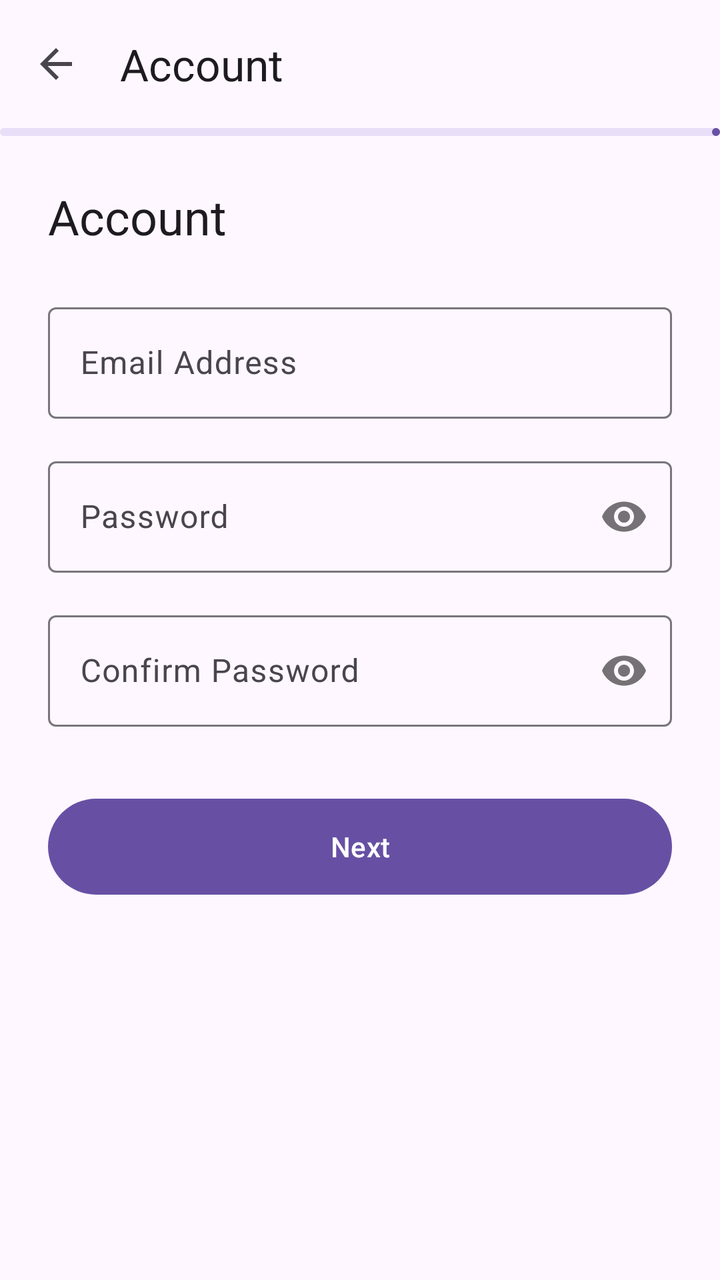
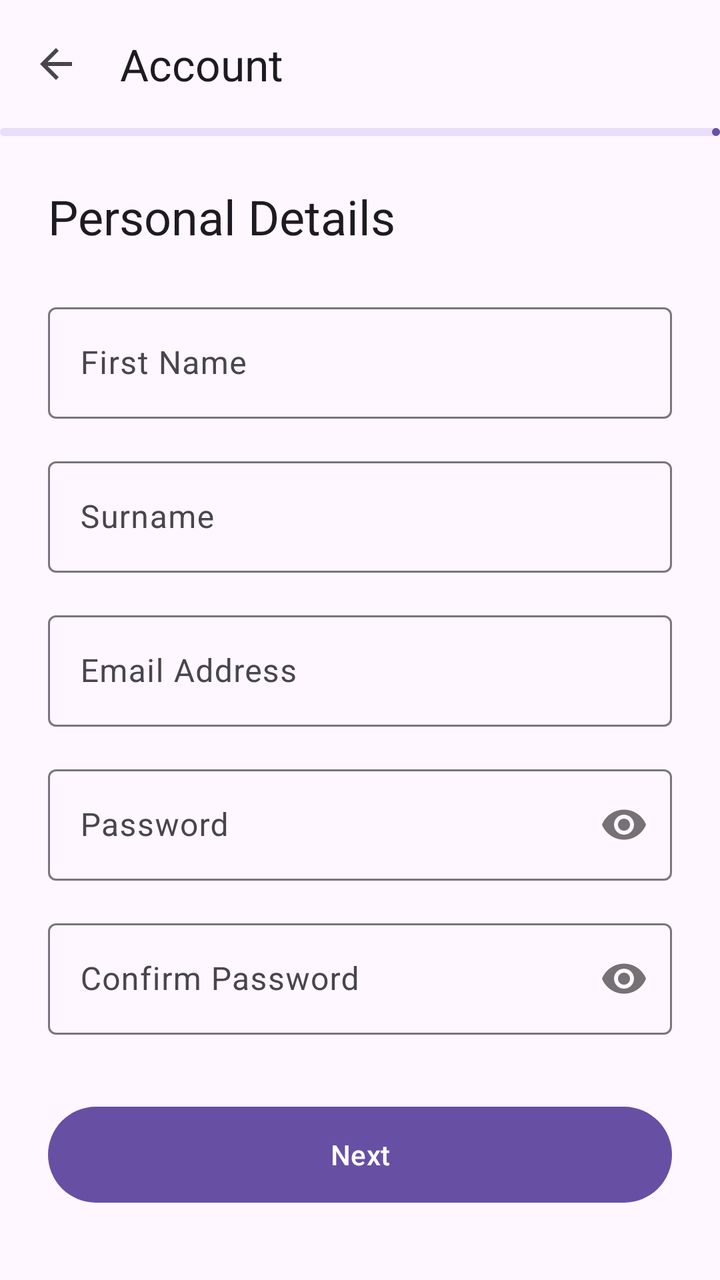

Before-and-after screenshots of an Android layout around one commit, followed by the original layout XML and the change that was made.
<!-- AndroidManifest.xml: application theme Theme.CampusSync -->
<!-- res/layout/activity_register.xml -->
<?xml version="1.0" encoding="utf-8"?>
<androidx.constraintlayout.widget.ConstraintLayout xmlns:android="http://schemas.android.com/apk/res/android"
    xmlns:app="http://schemas.android.com/apk/res-auto"
    xmlns:tools="http://schemas.android.com/tools"
    android:layout_width="match_parent"
    android:layout_height="match_parent"
    tools:context=".activities.RegisterActivity">

    <com.google.android.material.appbar.MaterialToolbar
        android:id="@+id/toolbar"
        android:layout_width="match_parent"
        android:layout_height="?attr/actionBarSize"
        app:layout_constraintTop_toTopOf="parent"
        app:navigationIcon="@drawable/abc_ic_ab_back_material"
        app:title="@string/step_account" />

    <com.google.android.material.progressindicator.LinearProgressIndicator
        android:id="@+id/registrationProgress"
        android:layout_width="match_parent"
        android:layout_height="wrap_content"
        android:max="3"
        android:progress="1"
        app:layout_constraintTop_toBottomOf="@id/toolbar" />

    <ViewFlipper
        android:id="@+id/viewFlipper"
        android:layout_width="match_parent"
        android:layout_height="0dp"
        app:layout_constraintBottom_toBottomOf="parent"
        app:layout_constraintTop_toBottomOf="@id/registrationProgress">

        
        <ScrollView
            android:layout_width="match_parent"
            android:layout_height="match_parent">
            <LinearLayout
                android:layout_width="match_parent"
                android:layout_height="wrap_content"
                android:orientation="vertical"
                android:padding="24dp">

                <TextView
                    android:layout_width="wrap_content"
                    android:layout_height="wrap_content"
                    android:text="@string/step_account"
                    android:textAppearance="@style/TextAppearance.Material3.HeadlineSmall"
                    android:layout_marginBottom="24dp"/>

                <com.google.android.material.textfield.TextInputLayout
                    android:id="@+id/tilEmail"
                    style="@style/Widget.Material3.TextInputLayout.OutlinedBox"
                    android:layout_width="match_parent"
                    android:layout_height="wrap_content"
                    android:hint="@string/hint_email"
                    android:layout_marginBottom="16dp">
                    <com.google.android.material.textfield.TextInputEditText
                        android:id="@+id/etEmail"
                        android:layout_width="match_parent"
                        android:layout_height="wrap_content"
                        android:inputType="textEmailAddress" />
                </com.google.android.material.textfield.TextInputLayout>

                <com.google.android.material.textfield.TextInputLayout
                    android:id="@+id/tilPassword"
                    style="@style/Widget.Material3.TextInputLayout.OutlinedBox"
                    android:layout_width="match_parent"
                    android:layout_height="wrap_content"
                    android:hint="@string/hint_password"
                    app:passwordToggleEnabled="true"
                    android:layout_marginBottom="16dp">
                    <com.google.android.material.textfield.TextInputEditText
                        android:id="@+id/etPassword"
                        android:layout_width="match_parent"
                        android:layout_height="wrap_content"
                        android:inputType="textPassword" />
                </com.google.android.material.textfield.TextInputLayout>

                <com.google.android.material.textfield.TextInputLayout
                    android:id="@+id/tilConfirmPassword"
                    style="@style/Widget.Material3.TextInputLayout.OutlinedBox"
                    android:layout_width="match_parent"
                    android:layout_height="wrap_content"
                    android:hint="@string/hint_confirm_password"
                    app:passwordToggleEnabled="true"
                    android:layout_marginBottom="32dp">
                    <com.google.android.material.textfield.TextInputEditText
                        android:id="@+id/etConfirmPassword"
                        android:layout_width="match_parent"
                        android:layout_height="wrap_content"
                        android:inputType="textPassword" />
                </com.google.android.material.textfield.TextInputLayout>

                <com.google.android.material.button.MaterialButton
                    android:id="@+id/btnNextStep1"
                    android:layout_width="match_parent"
                    android:layout_height="56dp"
                    android:text="Next" />
            </LinearLayout>
        </ScrollView>

        
        <ScrollView
            android:layout_width="match_parent"
            android:layout_height="match_parent">
            <LinearLayout
                android:layout_width="match_parent"
                android:layout_height="wrap_content"
                android:orientation="vertical"
                android:padding="24dp">

                <TextView
                    android:layout_width="wrap_content"
                    android:layout_height="wrap_content"
                    android:text="@string/step_institution"
                    android:textAppearance="@style/TextAppearance.Material3.HeadlineSmall"
                    android:layout_marginBottom="16dp"/>

                <com.google.android.material.materialswitch.MaterialSwitch
                    android:id="@+id/switchRosebank"
                    android:layout_width="match_parent"
                    android:layout_height="wrap_content"
                    android:checked="true"
                    android:text="@string/is_rosebank_student"
                    android:layout_marginBottom="8dp"/>

                <TextView
                    android:id="@+id/tvOptimizationNote"
                    android:layout_width="match_parent"
                    android:layout_height="wrap_content"
                    android:text="@string/optimization_note"
                    android:textAppearance="@style/TextAppearance.Material3.BodySmall"
                    android:layout_marginBottom="16dp"
                    android:visibility="gone"/>

                <LinearLayout
                    android:id="@+id/layoutInstitutionFields"
                    android:layout_width="match_parent"
                    android:layout_height="wrap_content"
                    android:orientation="vertical">

                    <com.google.android.material.textfield.TextInputLayout
                        style="@style/Widget.Material3.TextInputLayout.OutlinedBox.ExposedDropdownMenu"
                        android:layout_width="match_parent"
                        android:layout_height="wrap_content"
                        android:hint="@string/hint_campus"
                        android:layout_marginBottom="16dp">
                        <AutoCompleteTextView
                            android:id="@+id/actvCampus"
                            android:layout_width="match_parent"
                            android:layout_height="wrap_content"
                            android:inputType="none" />
                    </com.google.android.material.textfield.TextInputLayout>

                    <com.google.android.material.textfield.TextInputLayout
                        style="@style/Widget.Material3.TextInputLayout.OutlinedBox.ExposedDropdownMenu"
                        android:layout_width="match_parent"
                        android:layout_height="wrap_content"
                        android:hint="@string/hint_course"
                        android:layout_marginBottom="16dp">
                        <AutoCompleteTextView
                            android:id="@+id/actvCourse"
                            android:layout_width="match_parent"
                            android:layout_height="wrap_content"
                            android:inputType="none" />
                    </com.google.android.material.textfield.TextInputLayout>

                    <com.google.android.material.textfield.TextInputLayout
                        style="@style/Widget.Material3.TextInputLayout.OutlinedBox.ExposedDropdownMenu"
                        android:layout_width="match_parent"
                        android:layout_height="wrap_content"
                        android:hint="@string/hint_year"
                        android:layout_marginBottom="16dp">
                        <AutoCompleteTextView
                            android:id="@+id/actvYear"
                            android:layout_width="match_parent"
                            android:layout_height="wrap_content"
                            android:inputType="none" />
                    </com.google.android.material.textfield.TextInputLayout>

                    <com.google.android.material.textfield.TextInputLayout
                        style="@style/Widget.Material3.TextInputLayout.OutlinedBox.ExposedDropdownMenu"
                        android:layout_width="match_parent"
                        android:layout_height="wrap_content"
                        android:hint="@string/hint_semester"
                        android:layout_marginBottom="24dp">
                        <AutoCompleteTextView
                            android:id="@+id/actvSemester"
                            android:layout_width="match_parent"
                            android:layout_height="wrap_content"
                            android:inputType="none" />
                    </com.google.android.material.textfield.TextInputLayout>

                </LinearLayout>

                <TextView
                    android:id="@+id/tvManualNote"
                    android:layout_width="match_parent"
                    android:layout_height="wrap_content"
                    android:text="@string/manual_modules_note"
                    android:textAppearance="@style/TextAppearance.Material3.BodyMedium"
                    android:layout_marginBottom="24dp"
                    android:visibility="gone"/>

                <com.google.android.material.button.MaterialButton
                    android:id="@+id/btnNextStep2"
                    android:layout_width="match_parent"
                    android:layout_height="56dp"
                    android:text="Next" />
            </LinearLayout>
        </ScrollView>

        
        <androidx.core.widget.NestedScrollView
            android:layout_width="match_parent"
            android:layout_height="match_parent">
            <LinearLayout
                android:layout_width="match_parent"
                android:layout_height="wrap_content"
                android:orientation="vertical"
                android:padding="24dp">

                <TextView
                    android:layout_width="wrap_content"
                    android:layout_height="wrap_content"
                    android:text="@string/review_header"
                    android:textAppearance="@style/TextAppearance.Material3.HeadlineSmall"
                    android:layout_marginBottom="16dp"/>

                <com.google.android.material.card.MaterialCardView
                    style="@style/Widget.Material3.CardView.Elevated"
                    android:layout_width="match_parent"
                    android:layout_height="wrap_content"
                    android:layout_marginBottom="24dp">
                    <LinearLayout
                        android:layout_width="match_parent"
                        android:layout_height="wrap_content"
                        android:orientation="vertical"
                        android:padding="16dp">
                        <TextView android:id="@+id/tvReviewEmail" android:layout_width="match_parent" android:layout_height="wrap_content" android:layout_marginBottom="4dp"/>
                        <TextView android:id="@+id/tvReviewCampus" android:layout_width="match_parent" android:layout_height="wrap_content" android:layout_marginBottom="4dp"/>
                        <TextView android:id="@+id/tvReviewCourse" android:layout_width="match_parent" android:layout_height="wrap_content" android:layout_marginBottom="4dp"/>
                        <TextView android:id="@+id/tvReviewYear" android:layout_width="match_parent" android:layout_height="wrap_content" android:layout_marginBottom="4dp"/>
                        <TextView android:id="@+id/tvReviewSemester" android:layout_width="match_parent" android:layout_height="wrap_content"/>
                    </LinearLayout>
                </com.google.android.material.card.MaterialCardView>

                <TextView
                    android:id="@+id/tvReviewModulesHeader"
                    android:layout_width="wrap_content"
                    android:layout_height="wrap_content"
                    android:textAppearance="@style/TextAppearance.Material3.TitleMedium"
                    android:layout_marginBottom="8dp"/>

                <androidx.recyclerview.widget.RecyclerView
                    android:id="@+id/rvModuleReview"
                    android:layout_width="match_parent"
                    android:layout_height="wrap_content"
                    android:nestedScrollingEnabled="false"
                    android:layout_marginBottom="16dp"
                    tools:listitem="@layout/item_module_review" />

                <TextView
                    android:layout_width="match_parent"
                    android:layout_height="wrap_content"
                    android:text="@string/review_modules_note"
                    android:textAppearance="@style/TextAppearance.Material3.BodySmall"
                    android:layout_marginBottom="32dp"/>

                <com.google.android.material.button.MaterialButton
                    android:id="@+id/btnRegister"
                    android:layout_width="match_parent"
                    android:layout_height="56dp"
                    android:text="Register" />

            </LinearLayout>
        </androidx.core.widget.NestedScrollView>

    </ViewFlipper>

    <ProgressBar
        android:id="@+id/loadingOverlay"
        android:layout_width="wrap_content"
        android:layout_height="wrap_content"
        android:visibility="gone"
        app:layout_constraintBottom_toBottomOf="parent"
        app:layout_constraintEnd_toEndOf="parent"
        app:layout_constraintStart_toStartOf="parent"
        app:layout_constraintTop_toTopOf="parent" />

</androidx.constraintlayout.widget.ConstraintLayout>
<!-- res/layout/item_module_review.xml (included above) -->
<?xml version="1.0" encoding="utf-8"?>
<com.google.android.material.card.MaterialCardView xmlns:android="http://schemas.android.com/apk/res/android"
    android:layout_width="match_parent"
    android:layout_height="wrap_content"
    xmlns:app="http://schemas.android.com/apk/res-auto"
    android:layout_marginBottom="8dp"
    app:cardCornerRadius="8dp"
    app:cardElevation="1dp">
    <LinearLayout
        android:layout_width="match_parent"
        android:layout_height="wrap_content"
        android:orientation="vertical"
        android:padding="12dp">

        <TextView
            android:id="@+id/tvModuleCode"
            android:layout_width="match_parent"
            android:layout_height="wrap_content"
            android:textAppearance="@style/TextAppearance.Material3.TitleMedium"
            android:textStyle="bold" />
        <TextView
            android:id="@+id/tvModuleName"
            android:layout_width="match_parent"
            android:layout_height="wrap_content"
            android:textAppearance="@style/TextAppearance.Material3.BodySmall" />
    </LinearLayout>
</com.google.android.material.card.MaterialCardView>
<!-- resources referenced by this layout -->
<resources>
  <string name="hint_campus">Campus Location</string>
  <string name="hint_confirm_password">Confirm Password</string>
  <string name="hint_course">Course</string>
  <string name="hint_email">Email Address</string>
  <string name="hint_password">Password</string>
  <string name="hint_semester">Current Semester</string>
  <string name="hint_year">Year of Study</string>
  <string name="is_rosebank_student">Are you a Rosebank International student?</string>
  <string name="manual_modules_note">You can add modules later in the Timetable screen.</string>
  <string name="optimization_note">CampusSync is currently optimised for Rosebank International students.</string>
  <string name="review_header">Review Your Details</string>
  <string name="review_modules_note">These modules will be added to your timetable.</string>
  <string name="step_account">Account</string>
  <string name="step_institution">Institution</string>
  <style name="Theme.CampusSync" parent="Base.Theme.CampusSync" />
  <style name="Base.Theme.CampusSync" parent="Theme.Material3.DayNight.NoActionBar">
          
          
      </style>
</resources>

<!-- the commit's change to res/layout/activity_register.xml (unified diff, before → after) -->
@@ -42,9 +42,37 @@
                 <TextView
                     android:layout_width="wrap_content"
                     android:layout_height="wrap_content"
-                    android:text="@string/step_account"
+                    android:text="Personal Details"
                     android:textAppearance="@style/TextAppearance.Material3.HeadlineSmall"
                     android:layout_marginBottom="24dp"/>
+
+                <com.google.android.material.textfield.TextInputLayout
+                    android:id="@+id/tilFirstName"
+                    style="@style/Widget.Material3.TextInputLayout.OutlinedBox"
+                    android:layout_width="match_parent"
+                    android:layout_height="wrap_content"
+                    android:hint="First Name"
+                    android:layout_marginBottom="16dp">
+                    <com.google.android.material.textfield.TextInputEditText
+                        android:id="@+id/etFirstName"
+                        android:layout_width="match_parent"
+                        android:layout_height="wrap_content"
+                        android:inputType="textPersonName|textCapWords" />
+                </com.google.android.material.textfield.TextInputLayout>
+
+                <com.google.android.material.textfield.TextInputLayout
+                    android:id="@+id/tilLastName"
+                    style="@style/Widget.Material3.TextInputLayout.OutlinedBox"
+                    android:layout_width="match_parent"
+                    android:layout_height="wrap_content"
+                    android:hint="Surname"
+                    android:layout_marginBottom="16dp">
+                    <com.google.android.material.textfield.TextInputEditText
+                        android:id="@+id/etLastName"
+                        android:layout_width="match_parent"
+                        android:layout_height="wrap_content"
+                        android:inputType="textPersonName|textCapWords" />
+                </com.google.android.material.textfield.TextInputLayout>
 
                 <com.google.android.material.textfield.TextInputLayout
                     android:id="@+id/tilEmail"
@@ -236,10 +264,11 @@
                         android:layout_height="wrap_content"
                         android:orientation="vertical"
                         android:padding="16dp">
-                        <TextView android:id="@+id/tvReviewEmail" android:layout_width="match_parent" android:layout_height="wrap_content" android:layout_marginBottom="4dp"/>
-                        <TextView android:id="@+id/tvReviewCampus" android:layout_width="match_parent" android:layout_height="wrap_content" android:layout_marginBottom="4dp"/>
-                        <TextView android:id="@+id/tvReviewCourse" android:layout_width="match_parent" android:layout_height="wrap_content" android:layout_marginBottom="4dp"/>
-                        <TextView android:id="@+id/tvReviewYear" android:layout_width="match_parent" android:layout_height="wrap_content" android:layout_marginBottom="4dp"/>
+                        <TextView android:id="@+id/tvReviewName" android:layout_width="match_parent" android:layout_height="wrap_content" android:text="Name: " android:layout_marginBottom="4dp" android:textStyle="bold"/>
+                        <TextView android:id="@+id/tvReviewEmail" android:layout_width="match_parent" android:layout_height="wrap_content" android:text="Email: " android:layout_marginBottom="4dp"/>
+                        <TextView android:id="@+id/tvReviewCampus" android:layout_width="match_parent" android:layout_height="wrap_content" android:text="Campus: " android:layout_marginBottom="4dp"/>
+                        <TextView android:id="@+id/tvReviewCourse" android:layout_width="match_parent" android:layout_height="wrap_content" android:text="Course: " android:layout_marginBottom="4dp"/>
+                        <TextView android:id="@+id/tvReviewYear" android:layout_width="match_parent" android:layout_height="wrap_content" android:text="Year: " android:layout_marginBottom="4dp"/>
                         <TextView android:id="@+id/tvReviewSemester" android:layout_width="match_parent" android:layout_height="wrap_content"/>
                     </LinearLayout>
                 </com.google.android.material.card.MaterialCardView>
